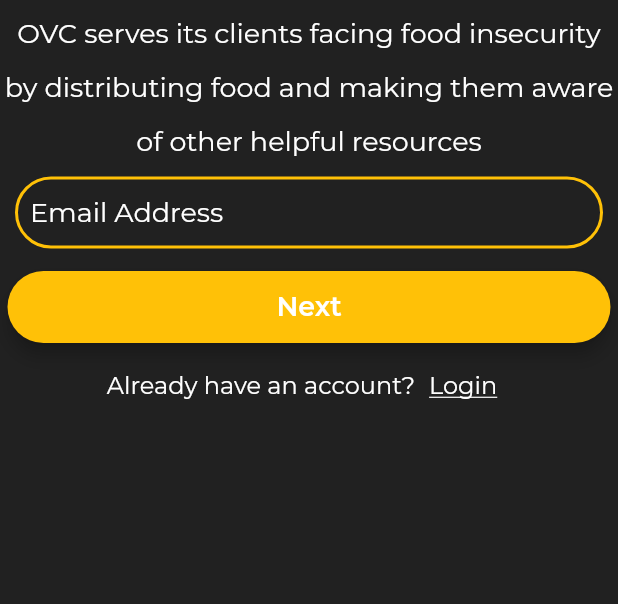
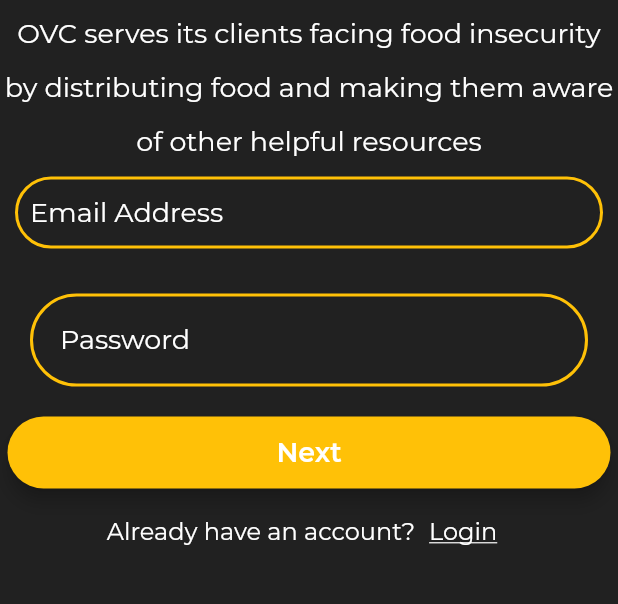
Before and after one commit to Onyxx-Village-Connection/app, a Flutter app: the screen it shows after launch, on a phone screen of 412 x 824 dp, the part 233-837 px from its top. Run offline on Flutter 3.47's test engine with Material 2 defaults, Android fonts, the phone set to English and light mode, and no system bars.

Commit message:
add the password input box to sign up page

```diff
--- a/lib/client_signup.dart
+++ b/lib/client_signup.dart
@@ -46,6 +46,22 @@
       validator: (String? value){
         if (value == null || value.isEmpty){
           return 'Please enter your email address';
+        }
+      },
+    );
+
+    final passwordBox = TextFormField(
+      style: textStyle,
+      decoration: InputDecoration(
+        focusedBorder: focusedField,
+        enabledBorder: enabledField,
+        hintText: 'Password',
+        hintStyle: textStyle,
+        contentPadding: EdgeInsets.all(20.0),
+      ),
+      validator: (String? value){
+        if (value == null || value.isEmpty){
+          return 'Please enter your password';
         }
       },
     );
@@ -114,6 +130,10 @@
           child: emailBox,
         ),
         Padding(
+          padding: EdgeInsets.fromLTRB(20.0, 20.0, 20.0, 15.0),
+          child: passwordBox,
+        ),
+        Padding(
           padding: EdgeInsets.all(5.0),
           child: nextButton,
         ),
```
